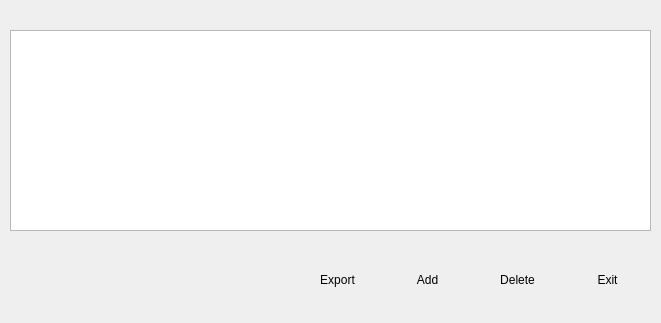
Qt form uis/document_form.ui (andrei219/euromedia) before a commit.
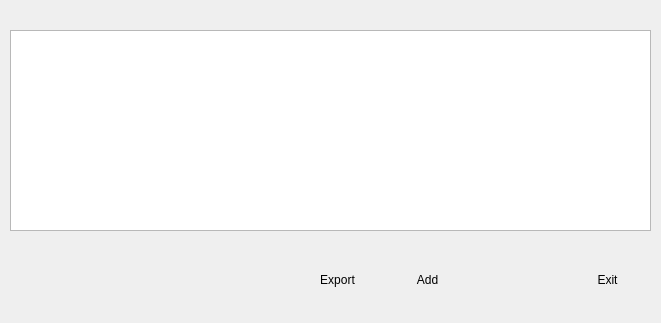
The same form after that commit. Icons and pictures are not drawn.

The edit to the form file:
```diff
--- a/uis/document_form.ui
+++ b/uis/document_form.ui
@@ -61,35 +61,6 @@
     <bool>true</bool>
    </property>
   </widget>
-  <widget class="QToolButton" name="delete_button">
-   <property name="geometry">
-    <rect>
-     <x>480</x>
-     <y>250</y>
-     <width>75</width>
-     <height>60</height>
-    </rect>
-   </property>
-   <property name="text">
-    <string>Delete</string>
-   </property>
-   <property name="icon">
-    <iconset resource="../app/icons.qrc">
-     <normaloff>:/delete</normaloff>:/delete</iconset>
-   </property>
-   <property name="iconSize">
-    <size>
-     <width>40</width>
-     <height>40</height>
-    </size>
-   </property>
-   <property name="toolButtonStyle">
-    <enum>Qt::ToolButtonTextUnderIcon</enum>
-   </property>
-   <property name="autoRaise">
-    <bool>true</bool>
-   </property>
-  </widget>
   <widget class="QToolButton" name="export_button">
    <property name="geometry">
     <rect>
```
